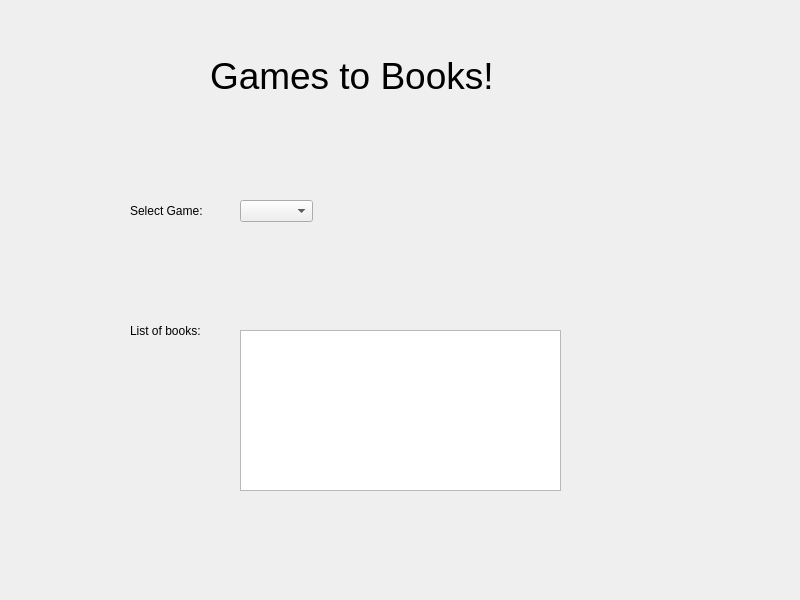
The window that form.ui (DhairyaSurana/Games-to-Books) describes before a commit, drawn with Qt 5.
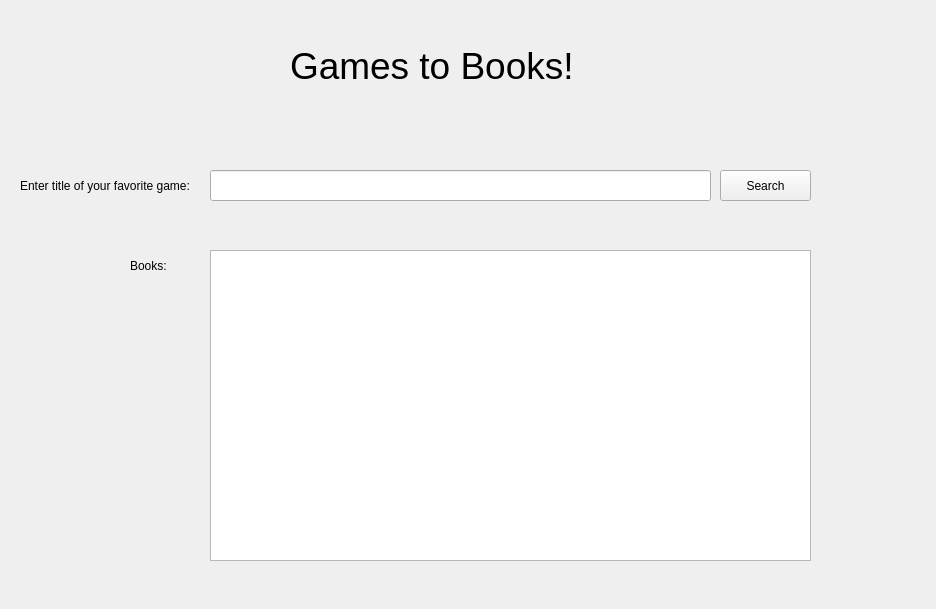
The same window after the commit.

Commit message: Integrated code to display scraper results in same window

The edit to the form file:
```diff
--- a/form.ui
+++ b/form.ui
@@ -6,8 +6,8 @@
    <rect>
     <x>0</x>
     <y>0</y>
-    <width>800</width>
-    <height>600</height>
+    <width>936</width>
+    <height>609</height>
    </rect>
   </property>
   <property name="windowTitle">
@@ -16,8 +16,8 @@
   <widget class="QLabel" name="title">
    <property name="geometry">
     <rect>
-     <x>210</x>
-     <y>50</y>
+     <x>290</x>
+     <y>40</y>
      <width>361</width>
      <height>51</height>
     </rect>
@@ -31,55 +31,62 @@
     <string>Games to Books!</string>
    </property>
   </widget>
-  <widget class="QLabel" name="game_label">
-   <property name="geometry">
-    <rect>
-     <x>130</x>
-     <y>200</y>
-     <width>81</width>
-     <height>21</height>
-    </rect>
-   </property>
-   <property name="text">
-    <string>Select Game:</string>
-   </property>
-  </widget>
   <widget class="QLabel" name="book_label">
    <property name="geometry">
     <rect>
      <x>130</x>
-     <y>320</y>
-     <width>81</width>
-     <height>21</height>
+     <y>250</y>
+     <width>51</width>
+     <height>31</height>
     </rect>
    </property>
    <property name="text">
-    <string>List of books:</string>
+    <string>Books:</string>
    </property>
   </widget>
-  <widget class="QTextEdit" name="book_list">
-   <property name="enabled">
-    <bool>true</bool>
+  <widget class="QLabel" name="book_label_2">
+   <property name="geometry">
+    <rect>
+     <x>20</x>
+     <y>170</y>
+     <width>191</width>
+     <height>31</height>
+    </rect>
    </property>
+   <property name="text">
+    <string>Enter title of your favorite game:</string>
+   </property>
+  </widget>
+  <widget class="QLineEdit" name="searchbox">
    <property name="geometry">
     <rect>
-     <x>240</x>
-     <y>330</y>
-     <width>321</width>
-     <height>161</height>
+     <x>210</x>
+     <y>170</y>
+     <width>501</width>
+     <height>31</height>
     </rect>
    </property>
-   <property name="readOnly">
-    <bool>true</bool>
+  </widget>
+  <widget class="QPushButton" name="searchbutton">
+   <property name="geometry">
+    <rect>
+     <x>720</x>
+     <y>170</y>
+     <width>91</width>
+     <height>31</height>
+    </rect>
    </property>
+   <property name="text">
+    <string>Search</string>
+   </property>
   </widget>
-  <widget class="QComboBox" name="games_dropdown">
+  <widget class="QTextEdit" name="game_list">
    <property name="geometry">
     <rect>
-     <x>240</x>
-     <y>200</y>
-     <width>73</width>
-     <height>22</height>
+     <x>210</x>
+     <y>250</y>
+     <width>601</width>
+     <height>311</height>
     </rect>
    </property>
   </widget>
```
The commit also changes 4 other files.
